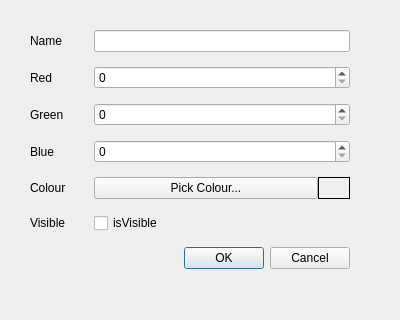
wanyu6121-creator/2025_GROUP_5, file src/optiondialog.ui: the form before one commit.
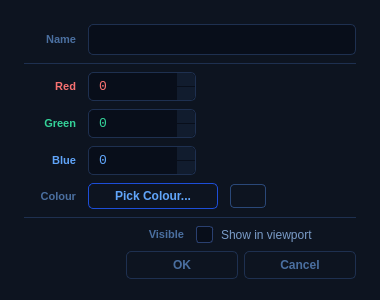
The form after the commit.

Commit message: UI upgrades: improved layout, styling, and interactions

```diff
--- a/src/optiondialog.ui
+++ b/src/optiondialog.ui
@@ -3,99 +3,177 @@
  <class>OptionDialog</class>
  <widget class="QDialog" name="OptionDialog">
   <property name="geometry">
-   <rect>
-    <x>0</x>
-    <y>0</y>
-    <width>400</width>
-    <height>320</height>
-   </rect>
+   <rect><x>0</x><y>0</y><width>380</width><height>300</height></rect>
   </property>
   <property name="sizePolicy">
-   <sizepolicy hsizetype="Preferred" vsizetype="Expanding">
-    <horstretch>0</horstretch>
-    <verstretch>0</verstretch>
+   <sizepolicy hsizetype="Fixed" vsizetype="Fixed">
+    <horstretch>0</horstretch><verstretch>0</verstretch>
    </sizepolicy>
   </property>
   <property name="windowTitle">
-   <string>Item Options</string>
+   <string>Part Properties</string>
   </property>
-  <widget class="QWidget" name="">
-   <property name="geometry">
-    <rect>
-     <x>30</x>
-     <y>30</y>
-     <width>330</width>
-     <height>270</height>
-    </rect>
-   </property>
-   <layout class="QFormLayout" name="formLayout">
-    <property name="horizontalSpacing">
-     <number>28</number>
-    </property>
-    <property name="verticalSpacing">
-     <number>14</number>
+  <property name="styleSheet">
+   <string notr="true">
+QDialog { background-color: #0d1420; color: #c8d8f0; font-family: "Segoe UI", sans-serif; font-size: 13px; }
+QLabel { color: #4a6fa0; background: transparent; font-size: 11px; font-weight: 600; }
+QLineEdit { background-color: #080e1a; color: #c8d8f0; border: 1px solid #1e3050; border-radius: 5px; padding: 6px 10px; font-size: 13px; selection-background-color: #1d4ed8; }
+QLineEdit:focus { border-color: #3b82f6; background-color: #0a1220; }
+QLineEdit:hover { border-color: #2a4878; }
+QSpinBox { background-color: #080e1a; color: #c8d8f0; border: 1px solid #1e3050; border-radius: 5px; padding: 5px 8px; font-size: 13px; font-family: Consolas, monospace; min-width: 72px; }
+QSpinBox:focus { border-color: #3b82f6; }
+QSpinBox:hover { border-color: #2a4878; }
+QSpinBox::up-button { background: #111c2e; border: none; width: 18px; border-top-right-radius: 5px; }
+QSpinBox::down-button { background: #111c2e; border: none; width: 18px; border-bottom-right-radius: 5px; }
+QSpinBox::up-button:hover, QSpinBox::down-button:hover { background: #1a3060; }
+QPushButton#pickColourButton { background: transparent; color: #60a5fa; border: 1px solid #1d4ed8; border-radius: 5px; padding: 5px 14px; font-size: 12px; font-weight: 600; min-width: 100px; }
+QPushButton#pickColourButton:hover { background-color: #0f2040; border-color: #3b82f6; color: #93c5fd; }
+QPushButton#pickColourButton:pressed { background-color: #1a3060; }
+QLabel#colourSwatch { border: 1px solid #2a4878; border-radius: 4px; }
+QCheckBox { color: #7a9cc8; font-family: "Segoe UI", sans-serif; font-size: 12px; spacing: 8px; background: transparent; }
+QCheckBox:hover { color: #a0c8ff; }
+QCheckBox:checked { color: #60a5fa; font-weight: 600; }
+QCheckBox::indicator { width: 15px; height: 15px; border: 1px solid #2a4070; border-radius: 3px; background-color: #080e1a; }
+QCheckBox::indicator:hover { border-color: #3b82f6; }
+QCheckBox::indicator:checked { background-color: #1d4ed8; border-color: #3b82f6; }
+QDialogButtonBox QPushButton { background: transparent; color: #4a6fa0; border: 1px solid #1e3050; border-radius: 5px; padding: 6px 20px; font-size: 12px; font-weight: 600; min-width: 70px; }
+QDialogButtonBox QPushButton:hover { background-color: #111c2e; color: #c8d8f0; border-color: #2a4878; }
+QDialogButtonBox QPushButton[text="OK"] { background-color: #0f2040; color: #60a5fa; border-color: #1d4ed8; }
+QDialogButtonBox QPushButton[text="OK"]:hover { background-color: #1a3060; border-color: #3b82f6; color: #93c5fd; }
+QFrame#divider { color: #1e3050; background-color: #1e3050; max-height: 1px; border: none; }
+   </string>
+  </property>
+
+  <layout class="QVBoxLayout" name="outerLayout">
+   <property name="spacing">
+    <number>8</number>
+   </property>
+   <property name="leftMargin">
+    <number>24</number>
+   </property>
+   <property name="topMargin">
+    <number>24</number>
     </property>
     <property name="rightMargin">
-     <number>10</number>
+    <number>24</number>
     </property>
     <property name="bottomMargin">
-     <number>14</number>
+    <number>20</number>
     </property>
 
-    <!-- Row 0: Name -->
-    <item row="0" column="0">
+   <item>
+    <layout class="QHBoxLayout" name="nameRow">
+     <property name="spacing">
+      <number>12</number>
+     </property>
+     <item>
      <widget class="QLabel" name="label">
       <property name="text"><string>Name</string></property>
-     </widget>
-    </item>
-    <item row="0" column="1">
+       <property name="minimumSize"><size><width>52</width><height>0</height></size></property>
+       <property name="alignment"><set>Qt::AlignmentFlag::AlignRight|Qt::AlignmentFlag::AlignVCenter</set></property>
+      </widget>
+     </item>
+     <item>
      <widget class="QLineEdit" name="nameEdit"/>
     </item>
+    </layout>
+   </item>
 
-    <!-- Row 1: Red -->
-    <item row="1" column="0">
+   <item>
+    <widget class="QFrame" name="divider">
+     <property name="frameShape"><enum>QFrame::Shape::HLine</enum></property>
+     <property name="frameShadow"><enum>QFrame::Shadow::Plain</enum></property>
+    </widget>
+   </item>
+
+   <item>
+    <layout class="QHBoxLayout" name="redRow">
+     <property name="spacing"><number>12</number></property>
+     <item>
      <widget class="QLabel" name="label_2">
       <property name="text"><string>Red</string></property>
-     </widget>
-    </item>
-    <item row="1" column="1">
+       <property name="minimumSize"><size><width>52</width><height>0</height></size></property>
+       <property name="alignment"><set>Qt::AlignmentFlag::AlignRight|Qt::AlignmentFlag::AlignVCenter</set></property>
+       <property name="styleSheet"><string notr="true">color: #f87171;</string></property>
+      </widget>
+     </item>
+     <item>
      <widget class="QSpinBox" name="rspinBox">
       <property name="maximum"><number>255</number></property>
-     </widget>
-    </item>
+       <property name="styleSheet"><string notr="true">color: #f87171;</string></property>
+      </widget>
+     </item>
+     <item>
+      <spacer>
+       <property name="orientation"><enum>Qt::Orientation::Horizontal</enum></property>
+       <property name="sizeHint" stdset="0"><size><width>40</width><height>0</height></size></property>
+      </spacer>
+     </item>
+    </layout>
+   </item>
 
-    <!-- Row 2: Green -->
-    <item row="2" column="0">
+   <item>
+    <layout class="QHBoxLayout" name="greenRow">
+     <property name="spacing"><number>12</number></property>
+     <item>
      <widget class="QLabel" name="label_3">
       <property name="text"><string>Green</string></property>
-     </widget>
-    </item>
-    <item row="2" column="1">
+       <property name="minimumSize"><size><width>52</width><height>0</height></size></property>
+       <property name="alignment"><set>Qt::AlignmentFlag::AlignRight|Qt::AlignmentFlag::AlignVCenter</set></property>
+       <property name="styleSheet"><string notr="true">color: #34d399;</string></property>
+      </widget>
+     </item>
+     <item>
      <widget class="QSpinBox" name="gspinBox">
       <property name="maximum"><number>255</number></property>
-     </widget>
-    </item>
+       <property name="styleSheet"><string notr="true">color: #34d399;</string></property>
+      </widget>
+     </item>
+     <item>
+      <spacer>
+       <property name="orientation"><enum>Qt::Orientation::Horizontal</enum></property>
+       <property name="sizeHint" stdset="0"><size><width>40</width><height>0</height></size></property>
+      </spacer>
+     </item>
+    </layout>
+   </item>
 
-    <!-- Row 3: Blue -->
-    <item row="3" column="0">
+   <item>
+    <layout class="QHBoxLayout" name="blueRow">
+     <property name="spacing"><number>12</number></property>
+     <item>
      <widget class="QLabel" name="label_4">
       <property name="text"><string>Blue</string></property>
-     </widget>
-    </item>
-    <item row="3" column="1">
+       <property name="minimumSize"><size><width>52</width><height>0</height></size></property>
+       <property name="alignment"><set>Qt::AlignmentFlag::AlignRight|Qt::AlignmentFlag::AlignVCenter</set></property>
+       <property name="styleSheet"><string notr="true">color: #60a5fa;</string></property>
+      </widget>
+     </item>
+     <item>
      <widget class="QSpinBox" name="bspinBox">
       <property name="maximum"><number>255</number></property>
-     </widget>
-    </item>
+       <property name="styleSheet"><string notr="true">color: #60a5fa;</string></property>
+      </widget>
+     </item>
+     <item>
+      <spacer>
+       <property name="orientation"><enum>Qt::Orientation::Horizontal</enum></property>
+       <property name="sizeHint" stdset="0"><size><width>40</width><height>0</height></size></property>
+      </spacer>
+     </item>
+    </layout>
+   </item>
 
-    <!-- Row 4: Colour picker button + preview swatch (in one row) -->
-    <item row="4" column="0">
+   <item>
+    <layout class="QHBoxLayout" name="colourRow">
+     <property name="spacing"><number>12</number></property>
+     <item>
      <widget class="QLabel" name="labelColour">
       <property name="text"><string>Colour</string></property>
-     </widget>
-    </item>
-    <item row="4" column="1">
-     <layout class="QHBoxLayout" name="colourPickerLayout">
+       <property name="minimumSize"><size><width>52</width><height>0</height></size></property>
+       <property name="alignment"><set>Qt::AlignmentFlag::AlignRight|Qt::AlignmentFlag::AlignVCenter</set></property>
+      </widget>
+     </item>
       <item>
        <widget class="QPushButton" name="pickColourButton">
         <property name="text"><string>Pick Colour...</string></property>
@@ -103,42 +181,52 @@
        </widget>
       </item>
       <item>
-       <!-- Colour preview swatch: background set dynamically in .cpp -->
        <widget class="QLabel" name="colourSwatch">
         <property name="text"><string/></property>
-        <property name="minimumSize">
-         <size><width>32</width><height>22</height></size>
-        </property>
-        <property name="maximumSize">
-         <size><width>32</width><height>22</height></size>
-        </property>
-        <property name="frameShape">
-         <enum>QFrame::Shape::Box</enum>
-        </property>
+       <property name="minimumSize"><size><width>36</width><height>24</height></size></property>
+       <property name="maximumSize"><size><width>36</width><height>24</height></size></property>
+       <property name="frameShape"><enum>QFrame::Shape::Box</enum></property>
         <property name="toolTip"><string>Current colour preview</string></property>
        </widget>
       </item>
+     <item>
+      <spacer>
+       <property name="orientation"><enum>Qt::Orientation::Horizontal</enum></property>
+       <property name="sizeHint" stdset="0"><size><width>10</width><height>0</height></size></property>
+      </spacer>
+     </item>
      </layout>
     </item>
 
-    <!-- Row 5: Visible -->
-    <item row="5" column="0">
+   <item>
+    <widget class="QFrame" name="divider2">
+     <property name="frameShape"><enum>QFrame::Shape::HLine</enum></property>
+     <property name="frameShadow"><enum>QFrame::Shadow::Plain</enum></property>
+     <property name="styleSheet"><string notr="true">color: #1e3050; background-color: #1e3050; max-height: 1px; border: none;</string></property>
+    </widget>
+   </item>
+
+   <item>
+    <layout class="QHBoxLayout" name="visibleRow">
+     <property name="spacing"><number>12</number></property>
+     <item>
      <widget class="QLabel" name="label_5">
       <property name="text"><string>Visible</string></property>
-     </widget>
-    </item>
-    <item row="5" column="1">
+       <property name="minimumSize"><size><width>52</width><height>0</height></size></property>
+       <property name="alignment"><set>Qt::AlignmentFlag::AlignRight|Qt::AlignmentFlag::AlignVCenter</set></property>
+      </widget>
+     </item>
+     <item>
      <widget class="QCheckBox" name="visibleCheckBox">
-      <property name="text"><string>isVisible</string></property>
-     </widget>
-    </item>
+       <property name="text"><string>Show in viewport</string></property>
+      </widget>
+     </item>
+    </layout>
+   </item>
 
-    <!-- Row 6: OK / Cancel -->
-    <item row="6" column="0" colspan="2">
+   <item>
      <widget class="QDialogButtonBox" name="buttonBox">
-      <property name="orientation">
-       <enum>Qt::Orientation::Horizontal</enum>
-      </property>
+     <property name="orientation"><enum>Qt::Orientation::Horizontal</enum></property>
       <property name="standardButtons">
        <set>QDialogButtonBox::StandardButton::Cancel|QDialogButtonBox::StandardButton::Ok</set>
       </property>
@@ -147,7 +235,6 @@
 
    </layout>
   </widget>
- </widget>
  <resources/>
  <connections>
   <connection>
```
Left out of the diff: 12 changed lines with no effect on the pictures. Lines whose indentation alone changed are shown as unchanged. The commit also changes 1 other file.
